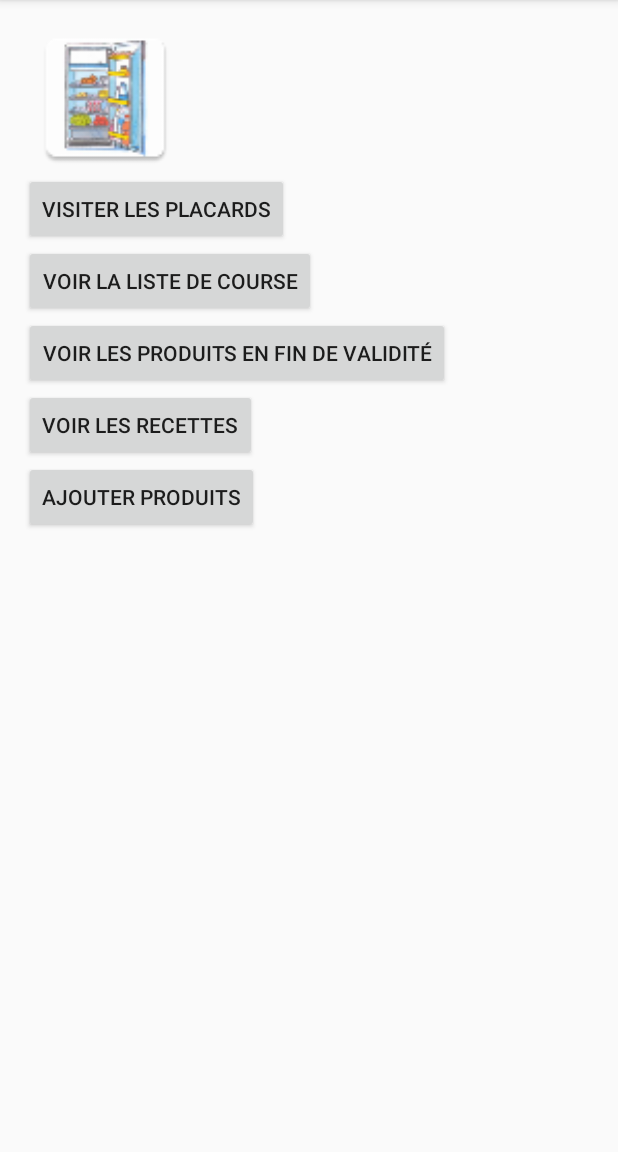
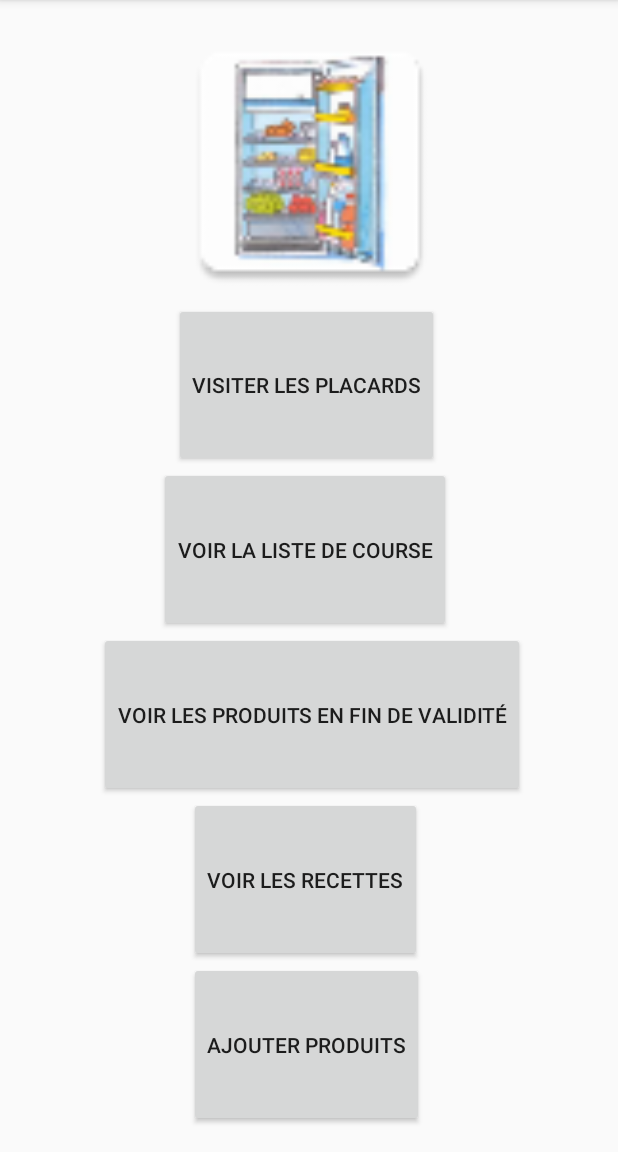
Before and after one commit to FrigoPlacard/projet, an Android app: the screen it shows after launch (MainActivity), on a phone screen of 412 x 824 dp, the part 84-1236 px from its top. Run offline under Robolectric (Android 15) with nearby library versions, the phone set to English and light mode, and no system bars; our stand-ins replace Volley; network calls fail.

Commit message:
layout amélioré

```diff
--- a/FrigoMalin/app/src/main/res/layout/activity_main.xml
+++ b/FrigoMalin/app/src/main/res/layout/activity_main.xml
@@ -9,33 +9,45 @@
     android:paddingRight="@dimen/activity_horizontal_margin"
     android:paddingTop="@dimen/activity_vertical_margin"
     android:orientation="vertical"
+    tools:showIn="@layout/bouton_ajouter"
     tools:context="com.example.ensai.frigomalin.MainActivity">
 
     <ImageView
-        android:layout_width="109dp"
+        android:layout_width="183dp"
         android:layout_height="99dp"
         android:src="@mipmap/frigo"
-        android:id="@+id/imageView" />
+        android:layout_marginLeft="100dp"
+        android:id="@+id/imageView"
+        android:layout_weight="0.28" />
 
     <Button
         android:layout_width="wrap_content"
         android:layout_height="wrap_content"
         android:text="@string/bouton"
+        android:layout_marginLeft="100dp"
+        android:layout_weight="0.2"
         android:id="@+id/boutonvisite"/>
+
     <Button
         android:layout_width="wrap_content"
         android:layout_height="wrap_content"
         android:text="@string/course"
+        android:layout_marginLeft="90dp"
+        android:layout_weight="0.2"
         android:id="@+id/boutoncourses"/>
     <Button
         android:layout_width="wrap_content"
         android:layout_height="wrap_content"
         android:text="@string/perim"
+        android:layout_marginLeft="50dp"
+        android:layout_weight="0.2"
         android:id="@+id/boutonperim"/>
     <Button
         android:layout_width="wrap_content"
         android:layout_height="wrap_content"
         android:text="@string/recettes"
+        android:layout_weight="0.2"
+        android:layout_marginLeft="110dp"
         android:id="@+id/boutonrecettes"/>
 
     <Button
@@ -43,8 +55,11 @@
         android:layout_height="wrap_content"
         android:text="ajouter produits"
         android:id="@+id/ajouterProduit"
+        android:layout_weight="0.2"
+        android:layout_marginLeft="110dp"
         android:onClick="cliqueScan"/>
 
 
 
+
 </LinearLayout>
```
Also changed, not shown: FrigoMalin/app/src/main/res/layout/bouton_ajouter.xml (added, +22 -0 lines).
